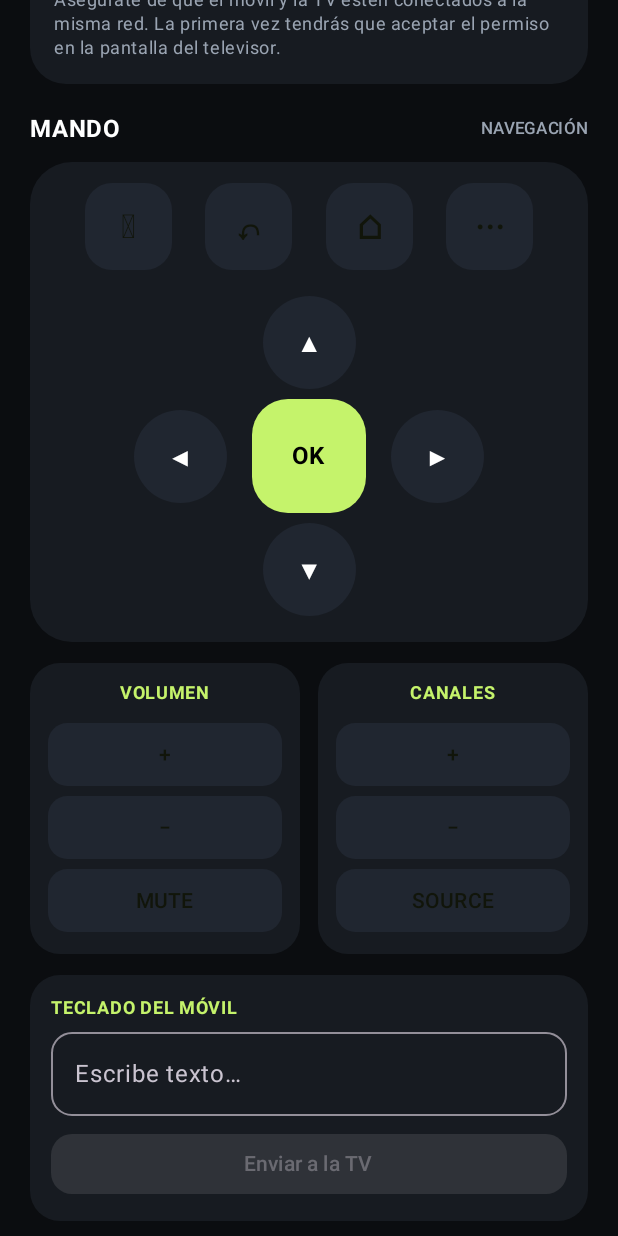
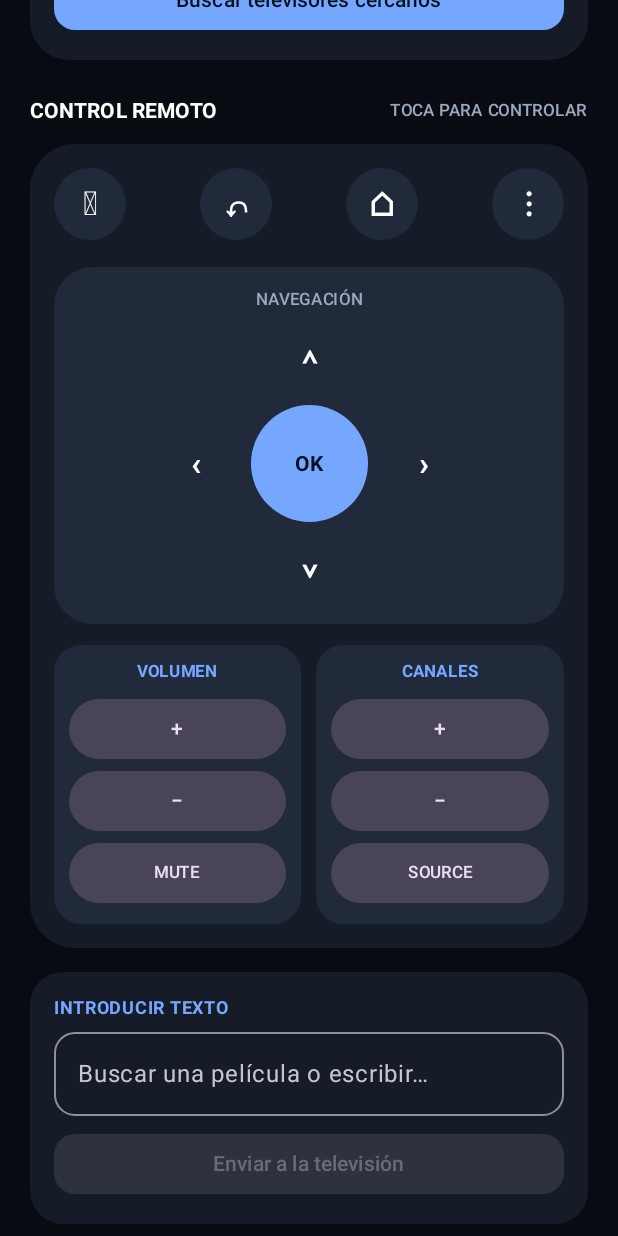
Before and after one commit to pablocousep/TvRemote, an Android app built with Jetpack Compose: the screen it shows after launch (MainActivity), on a phone screen of 412 x 824 dp. Run offline under Robolectric (Android 15) with nearby library versions, the phone set to English and light mode, and no system bars.

Commit message:
Redesign remote UI with Samsung Smart TV inspired dark control layout

```diff
--- a/app/src/main/java/com/reelog/tvremote/MainActivity.kt
+++ b/app/src/main/java/com/reelog/tvremote/MainActivity.kt
@@ -19,11 +19,11 @@ import androidx.compose.ui.text.font.FontWeight
 import androidx.compose.ui.unit.dp
 import kotlinx.coroutines.launch
 
-private val bg = Color(0xFF0B0D10)
-private val card = Color(0xFF171B21)
-private val card2 = Color(0xFF202630)
-private val accent = Color(0xFFC5F36B)
-private val muted = Color(0xFF9AA4B2)
+private val bg = Color(0xFF080B12)
+private val panel = Color(0xFF151B27)
+private val panelRaised = Color(0xFF202A3A)
+private val blue = Color(0xFF75A7FF)
+private val muted = Color(0xFF9AA8BC)
 
 class MainActivity : ComponentActivity() {
     private lateinit var remote: SamsungRemote
@@ -38,18 +38,14 @@ class MainActivity : ComponentActivity() {
             runOnUiThread { statusState.value = message }
         }
         discovery = SamsungTvDiscovery(applicationContext)
-
         setContent {
             MaterialTheme(colorScheme = darkColorScheme(
-                primary = accent, onPrimary = Color(0xFF11150A),
+                primary = blue, onPrimary = Color(0xFF06101F),
                 background = bg, onBackground = Color.White,
-                surface = card, onSurface = Color.White,
-                secondary = muted
+                surface = panel, onSurface = Color.White, secondary = muted
             )) {
                 RemoteHome(
-                    status = statusState.value,
-                    tvs = foundTvs,
-                    scanning = scanningState.value,
+                    status = statusState.value, tvs = foundTvs, scanning = scanningState.value,
                     onDiscover = {
                         if (!scanningState.value) {
                             scanningState.value = true
@@ -58,16 +54,12 @@ class MainActivity : ComponentActivity() {
                                 try {
                                     foundTvs.clear()
                                     foundTvs.addAll(discovery.discover())
-                                    statusState.value = if (foundTvs.isEmpty()) {
+                                    statusState.value = if (foundTvs.isEmpty())
                                         "No se encontraron televisores. Comprueba que estén encendidos y en la misma Wi-Fi."
-                                    } else {
-                                        "${foundTvs.size} televisor(es) encontrado(s)"
-                                    }
+                                    else "${foundTvs.size} televisor(es) encontrado(s)"
                                 } catch (e: Exception) {
                                     statusState.value = "Error al buscar: ${e.localizedMessage ?: "red no disponible"}"
-                                } finally {
-                                    scanningState.value = false
-                                }
+                                } finally { scanningState.value = false }
                             }
                         }
                     },
@@ -89,155 +81,129 @@ class MainActivity : ComponentActivity() {
 
 @Composable
 private fun RemoteHome(
-    status: String,
-    tvs: SnapshotStateList<SamsungTv>,
-    scanning: Boolean,
-    onDiscover: () -> Unit,
-    onConnect: (SamsungTv) -> Unit,
-    onKey: (String) -> Unit,
-    onText: (String) -> Unit,
-    onForget: (SamsungTv) -> Unit,
-    onDisconnect: () -> Unit
+    status: String, tvs: SnapshotStateList<SamsungTv>, scanning: Boolean,
+    onDiscover: () -> Unit, onConnect: (SamsungTv) -> Unit,
+    onKey: (String) -> Unit, onText: (String) -> Unit,
+    onForget: (SamsungTv) -> Unit, onDisconnect: () -> Unit
 ) {
     var typedText by remember { mutableStateOf("") }
-
+    var selectedTv by remember { mutableStateOf<SamsungTv?>(null) }
     Surface(Modifier.fillMaxSize(), color = bg) {
-        Column(
-            Modifier.fillMaxSize().verticalScroll(rememberScrollState()).padding(horizontal = 20.dp, vertical = 18.dp),
-            horizontalAlignment = Alignment.CenterHorizontally
-        ) {
-            Row(Modifier.fillMaxWidth(), verticalAlignment = Alignment.CenterVertically) {
+        Column(Modifier.fillMaxSize().verticalScroll(rememberScrollState()).padding(horizontal = 20.dp, vertical = 18.dp)) {
+            Row(verticalAlignment = Alignment.CenterVertically) {
                 Column(Modifier.weight(1f)) {
-                    Text("REEL TV", style = MaterialTheme.typography.headlineMedium, fontWeight = FontWeight.Black)
-                    Text("SMART REMOTE", color = accent, style = MaterialTheme.typography.labelMedium, fontWeight = FontWeight.Bold)
+                    Text("Smart Remote", style = MaterialTheme.typography.headlineMedium, fontWeight = FontWeight.Bold)
+                    Text("SAMSUNG TV", color = blue, style = MaterialTheme.typography.labelMedium, fontWeight = FontWeight.Bold)
                 }
-                Surface(color = card, shape = CircleShape) {
-                    Text("TIZEN", modifier = Modifier.padding(horizontal = 14.dp, vertical = 9.dp), color = accent, style = MaterialTheme.typography.labelSmall)
+                Surface(color = panel, shape = CircleShape) {
+                    Text("LOCAL", modifier = Modifier.padding(horizontal = 13.dp, vertical = 9.dp), color = blue, style = MaterialTheme.typography.labelSmall)
                 }
             }
             Spacer(Modifier.height(22.dp))
-
-            Surface(color = card, shape = RoundedCornerShape(24.dp), modifier = Modifier.fillMaxWidth()) {
+            Surface(color = panel, shape = RoundedCornerShape(26.dp), modifier = Modifier.fillMaxWidth()) {
                 Column(Modifier.padding(16.dp)) {
                     Row(verticalAlignment = Alignment.CenterVertically) {
-                        Surface(color = card2, shape = CircleShape, modifier = Modifier.size(42.dp)) {
-                            Box(contentAlignment = Alignment.Center) { Text("TV", color = accent, fontWeight = FontWeight.Bold) }
+                        Surface(color = panelRaised, shape = RoundedCornerShape(15.dp), modifier = Modifier.size(48.dp)) {
+                            Box(contentAlignment = Alignment.Center) { Text("TV", color = blue, fontWeight = FontWeight.Bold) }
                         }
                         Spacer(Modifier.width(12.dp))
                         Column(Modifier.weight(1f)) {
-                            Text("Televisores disponibles", fontWeight = FontWeight.SemiBold)
-                            Text(status, color = muted, style = MaterialTheme.typography.bodySmall)
+                            Text(selectedTv?.name ?: "Mis dispositivos", fontWeight = FontWeight.SemiBold)
+                            Text(if (selectedTv != null) status else "Selecciona un televisor para empezar", color = muted, style = MaterialTheme.typography.bodySmall)
                         }
-                        Surface(color = Color(0xFF26351C), shape = CircleShape) {
-                            Text("LAN", color = accent, modifier = Modifier.padding(horizontal = 10.dp, vertical = 6.dp), style = MaterialTheme.typography.labelSmall)
+                        TextButton(onClick = onDiscover, enabled = !scanning) {
+                            Text(if (scanning) "Buscando…" else "Buscar")
                         }
                     }
-                    Spacer(Modifier.height(14.dp))
-                    Button(
-                        onClick = onDiscover,
-                        enabled = !scanning,
-                        modifier = Modifier.fillMaxWidth(),
-                        shape = RoundedCornerShape(14.dp)
-                    ) {
-                        if (scanning) {
-                            CircularProgressIndicator(
-                                modifier = Modifier.size(18.dp),
-                                color = Color.Black,
-                                strokeWidth = 2.dp
-                            )
-                            Spacer(Modifier.width(10.dp))
-                            Text("Buscando televisores…")
-                        } else {
-                            Text(if (tvs.isEmpty()) "Buscar televisores" else "Volver a buscar")
-                        }
+                    if (scanning) {
+                        Spacer(Modifier.height(12.dp))
+                        LinearProgressIndicator(Modifier.fillMaxWidth(), color = blue)
                     }
                     if (tvs.isNotEmpty()) {
                         Spacer(Modifier.height(12.dp))
                         tvs.forEach { tv ->
-                            TvChoice(
-                                tv = tv,
-                                onConnect = { onConnect(tv) },
-                                onForget = { onForget(tv) }
-                            )
+                            TvChoice(tv = tv, selected = selectedTv?.ip == tv.ip,
+                                onConnect = { selectedTv = tv; onConnect(tv) },
+                                onForget = { onForget(tv) })
                             Spacer(Modifier.height(8.dp))
                         }
                     } else if (!scanning) {
                         Spacer(Modifier.height(8.dp))
-                        Text(
-                            "Asegúrate de que el móvil y la TV estén conectados a la misma red. La primera vez tendrás que aceptar el permiso en la pantalla del televisor.",
-                            color = muted,
-                            style = MaterialTheme.typography.bodySmall
-                        )
+                        Text("El móvil y la TV deben estar conectados a la misma red Wi-Fi.", color = muted, style = MaterialTheme.typography.bodySmall)
+                        Button(onClick = onDiscover, modifier = Modifier.fillMaxWidth(), shape = RoundedCornerShape(14.dp)) {
+                            Text("Buscar televisores cercanos")
+                        }
                     }
                 }
             }
-
-            Spacer(Modifier.height(18.dp))
-            Row(Modifier.fillMaxWidth(), verticalAlignment = Alignment.CenterVertically) {
-                Text("MANDO", color = Color.White, fontWeight = FontWeight.Bold)
+            Spacer(Modifier.height(24.dp))
+            Row(verticalAlignment = Alignment.CenterVertically) {
+                Text("CONTROL REMOTO", fontWeight = FontWeight.Bold, style = MaterialTheme.typography.titleSmall)
                 Spacer(Modifier.weight(1f))
-                Text("NAVEGACIÓN", color = muted, style = MaterialTheme.typography.labelSmall)
+                Text("TOCA PARA CONTROLAR", color = muted, style = MaterialTheme.typography.labelSmall)
             }
-            Spacer(Modifier.height(10.dp))
-
-            Surface(color = card, shape = RoundedCornerShape(28.dp), modifier = Modifier.fillMaxWidth()) {
-                Column(Modifier.padding(14.dp), horizontalAlignment = Alignment.CenterHorizontally) {
-                    Row(Modifier.fillMaxWidth(), horizontalArrangement = Arrangement.SpaceEvenly) {
-                        MiniKey("⏻", "KEY_POWER", onKey)
-                        MiniKey("↶", "KEY_RETURN", onKey)
-                        MiniKey("⌂", "KEY_HOME", onKey)
-                        MiniKey("⋯", "KEY_MENU", onKey)
+            Spacer(Modifier.height(12.dp))
+            Surface(color = panel, shape = RoundedCornerShape(30.dp), modifier = Modifier.fillMaxWidth()) {
+                Column(Modifier.padding(16.dp), horizontalAlignment = Alignment.CenterHorizontally) {
+                    Row(Modifier.fillMaxWidth(), horizontalArrangement = Arrangement.SpaceBetween, verticalAlignment = Alignment.CenterVertically) {
+                        RoundKey("⏻", "KEY_POWER", onKey, 48)
+                        RoundKey("↶", "KEY_RETURN", onKey, 48)
+                        RoundKey("⌂", "KEY_HOME", onKey, 48)
+                        RoundKey("⋮", "KEY_MENU", onKey, 48)
+                    }
+                    Spacer(Modifier.height(18.dp))
+                    Surface(color = panelRaised, shape = RoundedCornerShape(26.dp), modifier = Modifier.fillMaxWidth()) {
+                        Column(Modifier.padding(14.dp), horizontalAlignment = Alignment.CenterHorizontally) {
+                            Text("NAVEGACIÓN", color = muted, style = MaterialTheme.typography.labelSmall)
+                            Spacer(Modifier.height(8.dp))
+                            RoundKey("⌃", "KEY_UP", onKey, 54)
+                            Row(verticalAlignment = Alignment.CenterVertically) {
+                                RoundKey("‹", "KEY_LEFT", onKey, 54)
+                                Spacer(Modifier.width(10.dp))
+                                Button(onClick = { onKey("KEY_ENTER") }, modifier = Modifier.size(78.dp),
+                                    shape = CircleShape, contentPadding = PaddingValues(0.dp)) { Text("OK", fontWeight = FontWeight.Bold) }
+                                Spacer(Modifier.width(10.dp))
+                                RoundKey("›", "KEY_RIGHT", onKey, 54)
+                            }
+                            RoundKey("⌄", "KEY_DOWN", onKey, 54)
+                        }
                     }
                     Spacer(Modifier.height(14.dp))
-                    PadKey("▲", "KEY_UP", onKey)
-                    Row(verticalAlignment = Alignment.CenterVertically) {
-                        PadKey("◀", "KEY_LEFT", onKey)
-                        Spacer(Modifier.width(10.dp))
-                        PadKey("OK", "KEY_ENTER", onKey, true)
-                        Spacer(Modifier.width(10.dp))
-                        PadKey("▶", "KEY_RIGHT", onKey)
-                    }
-                    PadKey("▼", "KEY_DOWN", onKey)
-                }
-            }
-
-            Spacer(Modifier.height(14.dp))
-            Row(Modifier.fillMaxWidth(), horizontalArrangement = Arrangement.spacedBy(12.dp)) {
-                ControlStack("VOLUMEN", listOf("+" to "KEY_VOLUP", "−" to "KEY_VOLDOWN", "MUTE" to "KEY_MUTE"), onKey, Modifier.weight(1f))
-                ControlStack("CANALES", listOf("+" to "KEY_CHUP", "−" to "KEY_CHDOWN", "SOURCE" to "KEY_SOURCE"), onKey, Modifier.weight(1f))
-            }
-
-            Spacer(Modifier.height(14.dp))
-            Surface(color = card, shape = RoundedCornerShape(20.dp), modifier = Modifier.fillMaxWidth()) {
-                Column(Modifier.padding(14.dp)) {
-                    Text("TECLADO DEL MÓVIL", color = accent, style = MaterialTheme.typography.labelMedium, fontWeight = FontWeight.Bold)
-                    Spacer(Modifier.height(8.dp))
-                    OutlinedTextField(
-                        value = typedText, onValueChange = { typedText = it },
-                        modifier = Modifier.fillMaxWidth(),
-                        placeholder = { Text("Escribe texto…") }, singleLine = true,
-                        shape = RoundedCornerShape(14.dp)
-                    )
-                    Spacer(Modifier.height(8.dp))
-                    Button(onClick = { onText(typedText) }, enabled = typedText.isNotEmpty(), modifier = Modifier.fillMaxWidth(), shape = RoundedCornerShape(14.dp)) {
-                        Text("Enviar a la TV")
+                    Row(Modifier.fillMaxWidth(), horizontalArrangement = Arrangement.spacedBy(10.dp)) {
+                        VerticalControls("VOLUMEN", "KEY_VOLUP", "KEY_VOLDOWN", "KEY_MUTE", onKey, Modifier.weight(1f))
+                        VerticalControls("CANALES", "KEY_CHUP", "KEY_CHDOWN", "KEY_SOURCE", onKey, Modifier.weight(1f))
                     }
                 }
             }
             Spacer(Modifier.height(16.dp))
+            Surface(color = panel, shape = RoundedCornerShape(22.dp), modifier = Modifier.fillMaxWidth()) {
+                Column(Modifier.padding(16.dp)) {
+                    Text("INTRODUCIR TEXTO", color = blue, style = MaterialTheme.typography.labelMedium, fontWeight = FontWeight.Bold)
+                    Spacer(Modifier.height(8.dp))
+                    OutlinedTextField(value = typedText, onValueChange = { typedText = it },
+                        modifier = Modifier.fillMaxWidth(), placeholder = { Text("Buscar una película o escribir…") },
+                        singleLine = true, shape = RoundedCornerShape(14.dp))
+                    Spacer(Modifier.height(8.dp))
+                    Button(onClick = { onText(typedText) }, enabled = typedText.isNotEmpty(),
+                        modifier = Modifier.fillMaxWidth(), shape = RoundedCornerShape(14.dp)) { Text("Enviar a la televisión") }
+                }
+            }
+            Spacer(Modifier.height(12.dp))
             OutlinedButton(onClick = onDisconnect, modifier = Modifier.fillMaxWidth()) { Text("Desconectar") }
-            Spacer(Modifier.height(12.dp))
-            Text("Conexión local cifrada · Sin anuncios · Sin cuenta", color = muted, style = MaterialTheme.typography.labelSmall)
+            Spacer(Modifier.height(18.dp))
+            Text("Control local · Sin anuncios · Sin cuenta", modifier = Modifier.align(Alignment.CenterHorizontally),
+                color = muted, style = MaterialTheme.typography.labelSmall)
         }
     }
 }
 
 @Composable
-private fun TvChoice(tv: SamsungTv, onConnect: () -> Unit, onForget: () -> Unit) {
-    Surface(color = card2, shape = RoundedCornerShape(16.dp), modifier = Modifier.fillMaxWidth()) {
+private fun TvChoice(tv: SamsungTv, selected: Boolean, onConnect: () -> Unit, onForget: () -> Unit) {
+    Surface(color = if (selected) Color(0xFF1D2C43) else panelRaised,
+        shape = RoundedCornerShape(16.dp), modifier = Modifier.fillMaxWidth()) {
         Row(Modifier.padding(12.dp), verticalAlignment = Alignment.CenterVertically) {
-            Surface(color = Color(0xFF303B2A), shape = RoundedCornerShape(12.dp), modifier = Modifier.size(42.dp)) {
-                Box(contentAlignment = Alignment.Center) { Text("TV", color = accent, fontWeight = FontWeight.Bold) }
+            Surface(color = Color(0xFF263954), shape = RoundedCornerShape(12.dp), modifier = Modifier.size(42.dp)) {
+                Box(contentAlignment = Alignment.Center) { Text("TV", color = blue, fontWeight = FontWeight.Bold) }
             }
             Spacer(Modifier.width(10.dp))
             Column(Modifier.weight(1f)) {
@@ -246,9 +212,7 @@ private fun TvChoice(tv: SamsungTv, onConnect: () -> Unit, onForget: () -> Unit)
                 Text(tv.ip, color = muted, style = MaterialTheme.typography.labelSmall)
             }
             Column(horizontalAlignment = Alignment.End) {
-                Button(onClick = onConnect, contentPadding = PaddingValues(horizontal = 12.dp, vertical = 6.dp)) {
-                    Text("Usar")
-                }
+                Button(onClick = onConnect, contentPadding = PaddingValues(horizontal = 13.dp, vertical = 6.dp)) { Text("Conectar") }
                 TextButton(onClick = onForget, contentPadding = PaddingValues(horizontal = 4.dp, vertical = 0.dp)) {
                     Text("Olvidar", style = MaterialTheme.typography.labelSmall)
                 }
@@ -258,39 +222,24 @@ private fun TvChoice(tv: SamsungTv, onConnect: () -> Unit, onForget: () -> Unit)
 }
 
 @Composable
-private fun MiniKey(label: String, key: String, onKey: (String) -> Unit) {
-    Button(onClick = { onKey(key) }, modifier = Modifier.size(58.dp), shape = RoundedCornerShape(18.dp),
-        contentPadding = PaddingValues(0.dp), colors = ButtonDefaults.buttonColors(containerColor = card2)) {
+private fun RoundKey(label: String, key: String, onKey: (String) -> Unit, size: Int) {
+    FilledTonalButton(onClick = { onKey(key) }, modifier = Modifier.size(size.dp),
+        shape = CircleShape, contentPadding = PaddingValues(0.dp),
+        colors = ButtonDefaults.filledTonalButtonColors(containerColor = panelRaised, contentColor = Color.White)) {
         Text(label, style = MaterialTheme.typography.titleLarge, fontWeight = FontWeight.Bold)
     }
 }
 
 @Composable
-private fun PadKey(label: String, key: String, onKey: (String) -> Unit, selected: Boolean = false) {
-    Button(onClick = { onKey(key) }, modifier = Modifier.padding(3.dp).size(if (selected) 76.dp else 62.dp),
-        shape = if (selected) RoundedCornerShape(24.dp) else CircleShape,
-        contentPadding = PaddingValues(0.dp),
-        colors = ButtonDefaults.buttonColors(containerColor = if (selected) accent else card2, contentColor = if (selected) Color.Black else Color.White)) {
-        Text(label, fontWeight = FontWeight.Bold, style = MaterialTheme.typography.titleMedium)
-    }
-}
-
-@Composable
-private fun ControlStack(
-    title: String,
-    keys: List<Pair<String, String>>,
-    onKey: (String) -> Unit,
-    modifier: Modifier = Modifier
-) {
-    Surface(color = card, shape = RoundedCornerShape(20.dp), modifier = modifier) {
-        Column(Modifier.padding(12.dp), horizontalAlignment = Alignment.CenterHorizontally) {
-            Text(title, color = accent, style = MaterialTheme.typography.labelMedium, fontWeight = FontWeight.Bold)
-            Spacer(Modifier.height(8.dp))
-            keys.forEach { (label, key) ->
-                Button(onClick = { onKey(key) }, modifier = Modifier.fillMaxWidth().padding(vertical = 3.dp).height(42.dp),
-                    shape = RoundedCornerShape(13.dp), colors = ButtonDefaults.buttonColors(containerColor = card2)) {
-                    Text(label, fontWeight = FontWeight.SemiBold)
-                }
+private fun VerticalControls(title: String, up: String, down: String, extra: String, onKey: (String) -> Unit, modifier: Modifier) {
+    Surface(color = panelRaised, shape = RoundedCornerShape(18.dp), modifier = modifier) {
+        Column(Modifier.padding(10.dp), horizontalAlignment = Alignment.CenterHorizontally) {
+            Text(title, color = blue, style = MaterialTheme.typography.labelSmall, fontWeight = FontWeight.Bold)
+            Spacer(Modifier.height(6.dp))
+            FilledTonalButton(onClick = { onKey(up) }, modifier = Modifier.fillMaxWidth()) { Text("+") }
+            FilledTonalButton(onClick = { onKey(down) }, modifier = Modifier.fillMaxWidth()) { Text("−") }
+            FilledTonalButton(onClick = { onKey(extra) }, modifier = Modifier.fillMaxWidth()) {
+                Text(if (extra == "KEY_MUTE") "MUTE" else "SOURCE", style = MaterialTheme.typography.labelSmall)
             }
         }
     }
```
